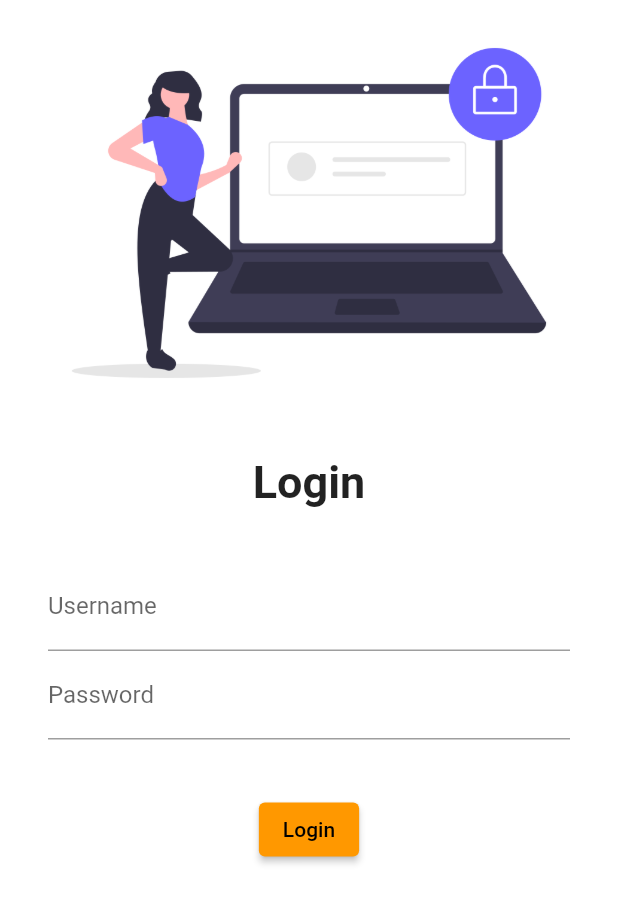
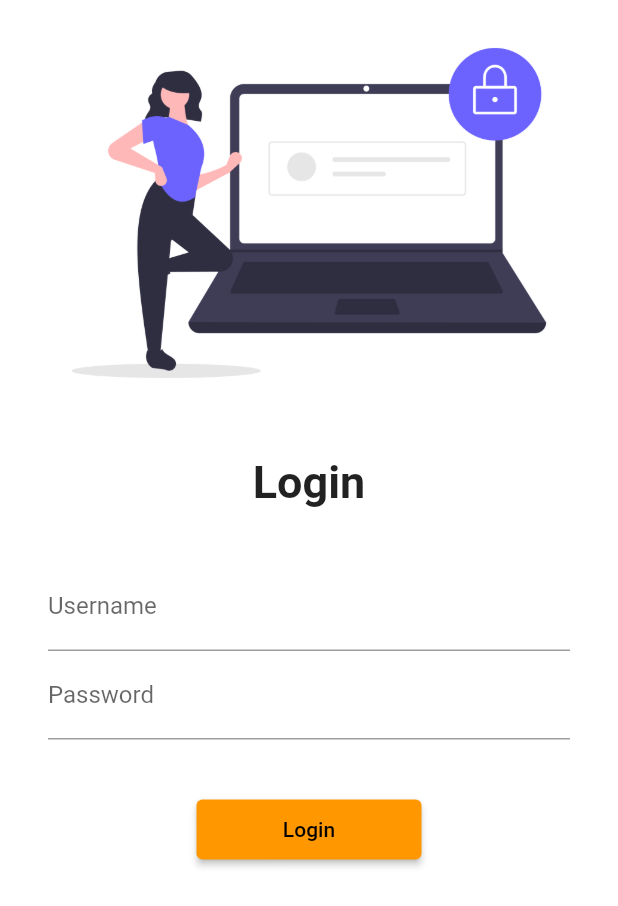
Before and after one commit to srbhpathak/flutter, a Flutter app: the screen it shows after launch, on a phone screen of 412 x 824 dp. Shown: the top 906 px of the screen. Run offline on Flutter 3.47's test engine with Material 2 defaults, Android fonts, the phone set to English and light mode, and no system bars; our stand-ins replace google_fonts; Roboto replaces fonts that are missing (Domine).

Commit message:
Day5 compleated

```diff
--- a/lib/Screens/Login_page.dart
+++ b/lib/Screens/Login_page.dart
@@ -1,4 +1,5 @@
 import 'package:flutter/material.dart';
+import 'package:flutter_application_1/utils/routes.dart';
 import 'package:google_fonts/google_fonts.dart';
 
 class LoginPage extends StatelessWidget {
@@ -8,6 +9,7 @@ class LoginPage extends StatelessWidget {
   Widget build(BuildContext context) {
     return Material(
         color: Colors.white,
+        child: SingleChildScrollView(
           child: Column(
             children: [
               Image.asset(
@@ -25,8 +27,8 @@ class LoginPage extends StatelessWidget {
                 height: 20.0,
               ),
               Padding(
-              padding:
-                  const EdgeInsets.symmetric(vertical: 16.0, horizontal: 32.0),
+                padding: const EdgeInsets.symmetric(
+                    vertical: 16.0, horizontal: 32.0),
                 child: Column(
                   children: [
                     TextFormField(
@@ -50,12 +52,13 @@ class LoginPage extends StatelessWidget {
               ),
               ElevatedButton(
                 child: Text("Login"),
-              style: TextButton.styleFrom(),
+                style: TextButton.styleFrom(minimumSize: Size(150, 40)),
                 onPressed: () {
-                print("hi Saurabh");
+                  Navigator.pushNamed(context, MyRoutes.homeRoute);
                 },
               ),
             ],
+          ),
         ));
   }
 }
--- a/lib/main.dart
+++ b/lib/main.dart
@@ -15,6 +15,7 @@ class MyApp extends StatelessWidget {
   Widget build(BuildContext context) {
     return MaterialApp(
       // home: HomePage(),
+      debugShowCheckedModeBanner: false,
       themeMode: ThemeMode.dark,
       darkTheme: ThemeData(
         primarySwatch: Colors.orange,
--- /dev/null
+++ b/lib/utils/routes.dart
@@ -0,0 +1,4 @@
+class MyRoutes {
+  static String loginRoute = "/login";
+  static String homeRoute = "/home";
+}
```
Lines whose indentation alone changed are shown as unchanged.
